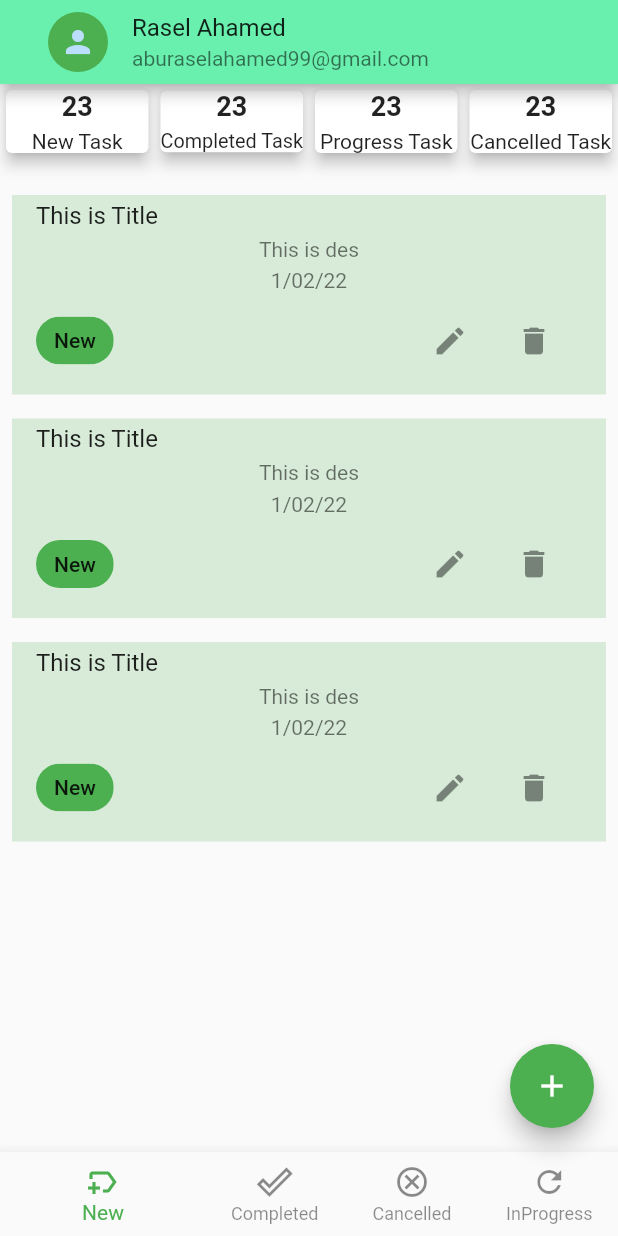
After one commit to AbuRasel9/Task-Manager-2, a Flutter app: the MainBottomNavBar screen opened directly, on a phone screen of 412 x 824 dp. The commit adds this screen. Run offline on Flutter 3.47's test engine with Material 2 defaults, Android fonts, the phone set to English and light mode, and no system bars; our stand-ins replace flutter_svg, get, image_picker, pin_code_fields.

Commit message:
ui design done

```diff
--- /dev/null
+++ b/lib/screens/main_bottom_nav_bar.dart
@@ -0,0 +1,58 @@
+import 'package:flutter/material.dart';
+import 'package:untitled1/screens/add_new_task_screen.dart';
+import 'package:untitled1/screens/cancelled_task_screen.dart';
+import 'package:untitled1/screens/completed_task_screen.dart';
+import 'package:untitled1/screens/inprogress_task_screen.dart';
+import 'package:untitled1/screens/new_task_screen.dart';
+import 'package:untitled1/wdgets/reuse_able_appbar.dart';
+
+class MainBottomNavBar extends StatefulWidget {
+  const MainBottomNavBar({super.key});
+
+  @override
+  State<MainBottomNavBar> createState() => _MainBottomNavBarState();
+}
+
+class _MainBottomNavBarState extends State<MainBottomNavBar> {
+  var currentScreen = 0;
+  List<Widget> screens = [
+    const NewTaskScreen(),
+    const CompletedTaskScreen(),
+    const CancelledTaskScreen(),
+    const InprogressTaskScreen(),
+  ];
+
+  @override
+  Widget build(BuildContext context) {
+    return Scaffold(
+      appBar: ReuseAbleAppBar(context),
+      floatingActionButton:currentScreen==0? FloatingActionButton(
+        backgroundColor: Colors.green,
+        onPressed: () {Navigator.push(context, MaterialPageRoute(builder: (context)=>AddNewTaskScreen()));},
+        child: Icon(Icons.add),
+      ):SizedBox(),
+      body: screens[currentScreen],
+      bottomNavigationBar: BottomNavigationBar(
+        onTap: (index) {
+          currentScreen = index;
+          setState(() {});
+        },
+        showSelectedLabels: true,
+        showUnselectedLabels: true,
+        unselectedItemColor: Colors.black45,
+        selectedItemColor: Colors.green,
+        currentIndex: currentScreen,
+        items: const [
+          BottomNavigationBarItem(
+              icon: Icon(Icons.new_label_outlined), label: "New"),
+          BottomNavigationBarItem(
+              icon: Icon(Icons.done_outline), label: "Completed"),
+          BottomNavigationBarItem(
+              icon: Icon(Icons.cancel_outlined), label: "Cancelled"),
+          BottomNavigationBarItem(
+              icon: Icon(Icons.refresh_outlined), label: "InProgress"),
+        ],
+      ),
+    );
+  }
+}
--- /dev/null
+++ b/lib/screens/new_task_screen.dart
@@ -0,0 +1,57 @@
+import 'package:flutter/material.dart';
+import 'package:untitled1/wdgets/summery_card.dart';
+import 'package:untitled1/wdgets/task_widget.dart';
+
+class NewTaskScreen extends StatefulWidget {
+  const NewTaskScreen({super.key});
+
+  @override
+  State<NewTaskScreen> createState() => _NewTaskScreenState();
+}
+
+class _NewTaskScreenState extends State<NewTaskScreen> {
+  @override
+  Widget build(BuildContext context) {
+    return Column(
+      children: [
+        Row(
+          children: [
+            SizedBox(height: 10,),
+            //re useable summery card
+            Expanded(child: buildSummeryCard(23, "New")),
+            Expanded(child: buildSummeryCard(23, "Completed")),
+            Expanded(child: buildSummeryCard(23, "Progress")),
+            Expanded(child: buildSummeryCard(23, "Cancelled")),
+          ],
+        ),
+        SizedBox(
+          height: 16,
+        ),
+        TaskWidget(
+          title: 'This is Title',
+          description: 'This is des',
+          type: 'New',
+          onEditTap: () {},
+          onDeleteTap: () {},
+          date: '1/02/22',
+        ),
+        TaskWidget(
+          title: 'This is Title',
+          description: 'This is des',
+          type: 'New',
+          onEditTap: () {},
+          onDeleteTap: () {},
+          date: '1/02/22',
+        ),
+        TaskWidget(
+          title: 'This is Title',
+          description: 'This is des',
+          type: 'New',
+          onEditTap: () {},
+          onDeleteTap: () {},
+          date: '1/02/22',
+        ),
+      ],
+    );
+  }
+}
--- /dev/null
+++ b/lib/wdgets/reuse_able_appbar.dart
@@ -0,0 +1,22 @@
+
+import 'package:flutter/material.dart';
+import 'package:untitled1/screens/update_profile_screen.dart';
+AppBar ReuseAbleAppBar(context,{bool isTapppable=true}) {
+  return AppBar(
+      backgroundColor: Colors.greenAccent,
+      title:  ListTile(
+        onTap: (){
+          if(isTapppable== false){
+            return;
+          }
+          Navigator.push(context, MaterialPageRoute(builder: (context)=>UpdateProfileScreen()));
+        },
+        leading: CircleAvatar(
+          backgroundColor: Colors.green.shade500,
+          child: Icon(Icons.person),
+        ),
+        title: Text("Rasel Ahamed"),
+        subtitle: Text("aburaselahamed99@gmail.com"),
+      )
+  );
+}
--- /dev/null
+++ b/lib/wdgets/summery_card.dart
@@ -0,0 +1,14 @@
+import 'package:flutter/material.dart';
+Card buildSummeryCard(int count,String title) {
+  return Card(
+    elevation: 4,
+    child: Column(
+      children: [
+
+        Text(count.toString(),style: TextStyle(fontSize: 18,fontWeight: FontWeight.w600),),
+        SizedBox(height: 5,),
+        FittedBox(child: Text("$title Task")),
+      ],
+    ),
+  );
+}
--- /dev/null
+++ b/lib/wdgets/task_widget.dart
@@ -0,0 +1,54 @@
+import 'package:flutter/material.dart';
+class TaskWidget extends StatelessWidget {
+  const TaskWidget({
+    super.key,
+    required this.title,
+    required this.description,
+    required this.type,
+    required this.onEditTap,
+    required this.onDeleteTap,
+    required this.date,
+  });
+
+  final String title, description, type, date;
+  final VoidCallback onEditTap, onDeleteTap;
+
+  @override
+  Widget build(BuildContext context) {
+    return Container(
+      margin: EdgeInsets.all(8),
+      child: ListTile(
+        tileColor: Colors.green.withOpacity(0.2),
+        title: Text(title),
+        subtitle: Column(
+          mainAxisAlignment: MainAxisAlignment.start,
+          children: [
+            SizedBox(
+              height: 5,
+            ),
+            Text(description),
+            SizedBox(
+              height: 5,
+            ),
+            Text(date),
+            Row(
+              mainAxisAlignment: MainAxisAlignment.spaceBetween,
+              children: [
+                Chip(
+                  label: Text(type),
+                  backgroundColor: Colors.green,
+                ),
+                ButtonBar(
+                  children: [
+                    IconButton(onPressed: onEditTap, icon: Icon(Icons.edit)),
+                    IconButton(onPressed: onDeleteTap, icon: Icon(Icons.delete)),
+                  ],
+                )
+              ],
+            )
+          ],
+        ),
+      ),
+    );
+  }
+}
--- a/pubspec.yaml
+++ b/pubspec.yaml
@@ -34,6 +34,8 @@ dependencies:
   flutter_svg: ^2.0.7
 # for use state management
   get: ^4.6.6
+#  use for image picker
+  image_picker: ^1.0.4
 
 
   # The following adds the Cupertino Icons font to your application.
```
Also changed, not shown: lib/screens/add_new_task_screen.dart (added, +49 -0 lines), lib/screens/cancelled_task_screen.dart (added, +28 -0 lines), lib/screens/completed_task_screen.dart (added, +29 -0 lines), lib/screens/inprogress_task_screen.dart (added, +28 -0 lines), lib/screens/login_screen.dart (+20 -6 lines), lib/screens/update_profile_screen.dart (added, +114 -0 lines), lib/wdgets/background_image.dart (+4 -17 lines), pubspec.lock, 2 other files.
